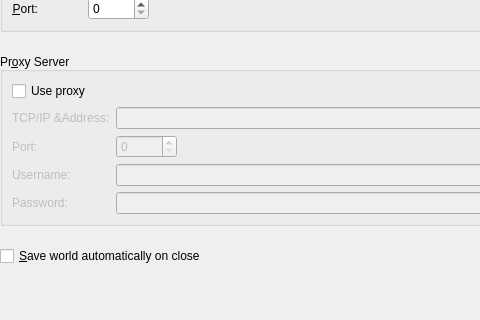
Above: smushclient-qt/cpp/ui/worlddetails/connecting.ui from jnbooth/smushclient before the change; both pictures show x 0 to 480 and y 88 to 408 of the 800 by 600 pixel window. Below: the same form after it.
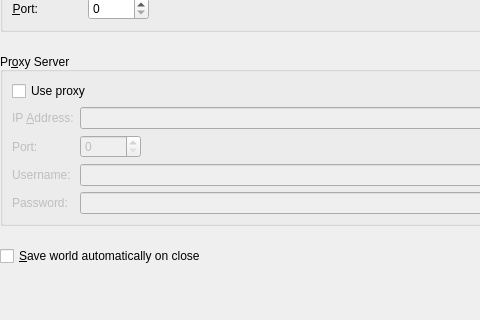
That is the form after the change.

Commit message: fix world details layout issues

Diff of the .ui file:
```diff
--- a/smushclient-qt/cpp/ui/worlddetails/connecting.ui
+++ b/smushclient-qt/cpp/ui/worlddetails/connecting.ui
@@ -141,6 +141,9 @@
          <bool>false</bool>
         </property>
         <layout class="QFormLayout">
+         <property name="fieldGrowthPolicy">
+          <enum>QFormLayout::FieldGrowthPolicy::ExpandingFieldsGrow</enum>
+         </property>
          <property name="leftMargin">
           <number>0</number>
          </property>
@@ -155,8 +158,17 @@
          </property>
          <item row="0" column="0">
           <widget class="QLabel" name="ProxyServer_label">
+           <property name="sizePolicy">
+            <sizepolicy hsizetype="Fixed" vsizetype="Preferred">
+             <horstretch>0</horstretch>
+             <verstretch>0</verstretch>
+            </sizepolicy>
+           </property>
            <property name="text">
-            <string>TCP/IP &amp;Address:</string>
+            <string>IP &amp;Address:</string>
+           </property>
+           <property name="buddy">
+            <cstring>ProxyServer</cstring>
            </property>
           </widget>
          </item>
```
Left out of the diff: 39 changed lines with no effect on the pictures. The commit also changes 5 other files.
